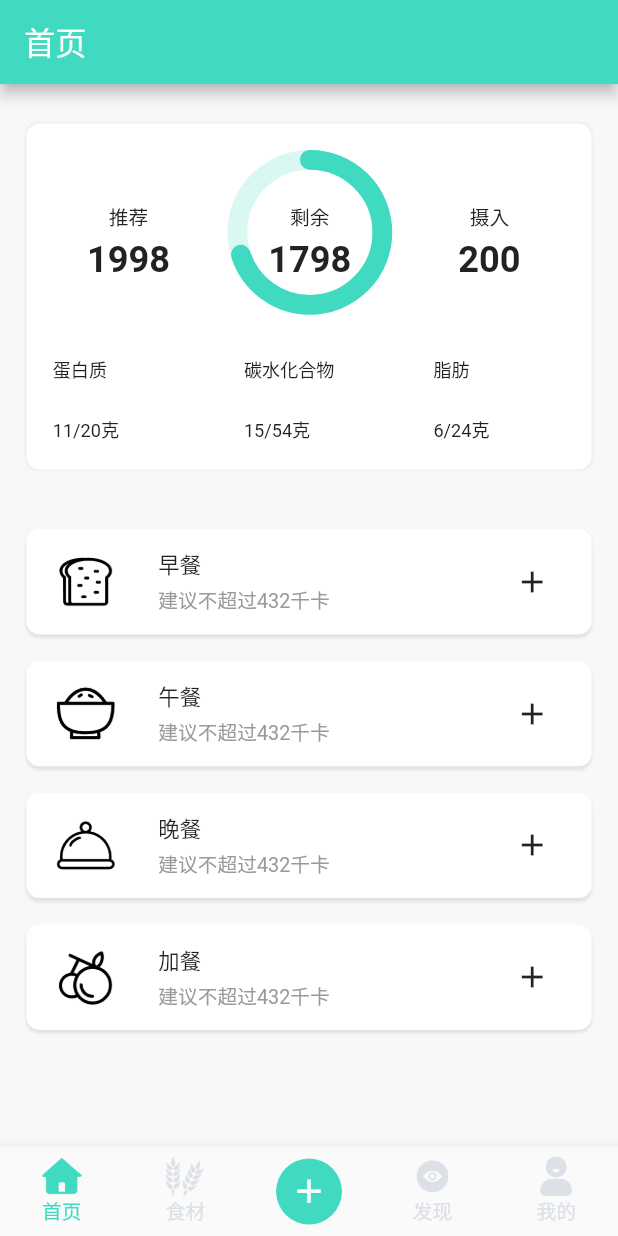
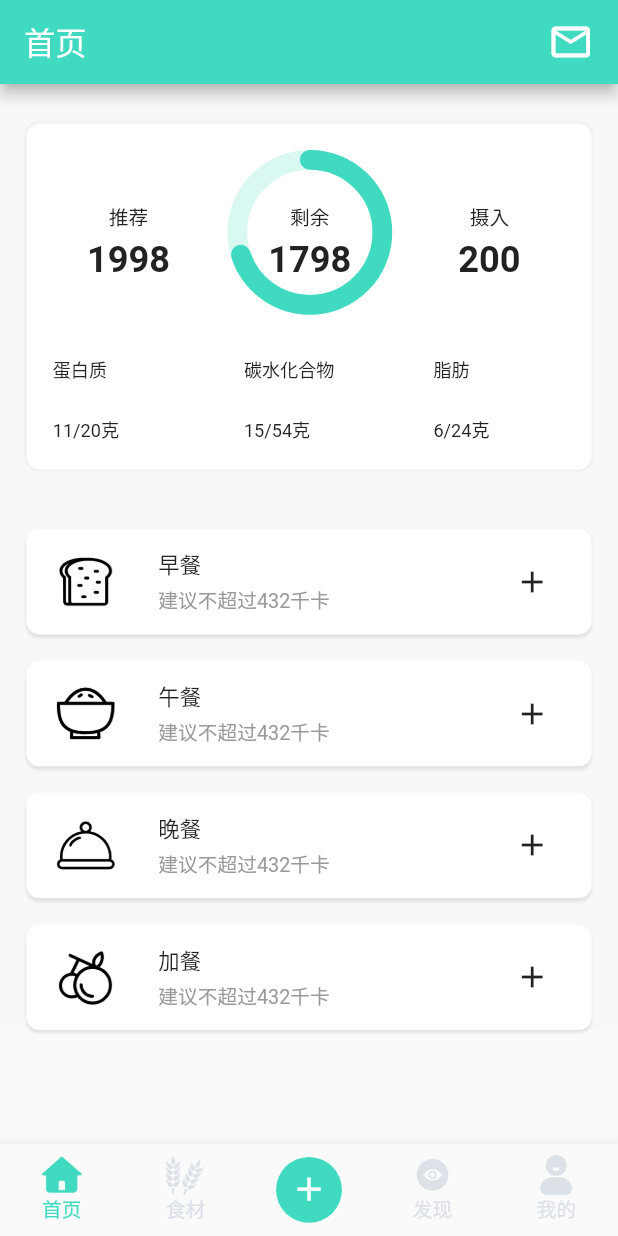
Before and after one commit to obulks/healthy-diet-housekeeper-app, a Flutter app: the screen it shows after launch, on a phone screen of 412 x 824 dp. Run offline on Flutter 3.47's test engine with Material 2 defaults, Android fonts, the phone set to English and light mode, and no system bars; drawn by our look-alikes of percent_indicator; our stand-ins replace cached_network_image, flutter_spinkit.

```diff
--- a/lib/routes/app_home_screen.dart
+++ b/lib/routes/app_home_screen.dart
@@ -9,6 +9,7 @@ import '../common/int_extension.dart';
 import '../common/double_extension.dart';
 import 'dart:math' as math;
 
+
 class AppHomeScreen extends StatefulWidget {
   @override
   _AppHomeScreenState createState() => _AppHomeScreenState();
@@ -16,29 +17,31 @@ class AppHomeScreen extends StatefulWidget {
 
 class _AppHomeScreenState extends State<AppHomeScreen> {
   int _tabIndex = 0;
-  var tabImages;
-  var appBarTitles = ['首页', '食材', '', '发现', '我的'];
+  var _tabImages;
+  var _appBarTitles = ['首页', '食材', '', '发现', '我的'];
   var _pageList;
   final _bottomSheetScaffoldKey = GlobalKey<ScaffoldState>();
+  final _bottomNavigationBarKey = GlobalKey();
   /*
    * 根据选择获得对应的normal或是press的img
    */
+
   Image getTabIcon(int curIndex) {
     if (curIndex == _tabIndex) {
-      return tabImages[curIndex][1];
+      return _tabImages[curIndex][1];
     }
-    return tabImages[curIndex][0];
+    return _tabImages[curIndex][0];
   }
 
   /*
    * 根据image路径获取图片
    */
   Image getTabImage(path) {
-    return new Image.asset(path, width: 24.px, height: 24.px);
+    return Image.asset(path, width: 24.px, height: 24.px);
   }
 
   void initData() {
-    tabImages = [
+    _tabImages = [
       [
         getTabImage('assets/icons/tab1.png'),
         getTabImage('assets/icons/tab1s.png'),
@@ -64,11 +67,11 @@ class _AppHomeScreenState extends State<AppHomeScreen> {
      * 5个子界面
      */
     _pageList = [
-      new HomePage(),
-      new FoodPage(),
-      new Container(),
-      new FindPage(),
-      new MyPage(),
+      HomePage(),
+      FoodPage(),
+      Container(),
+      FindPage(),
+      MyPage(),
     ];
   }
 
@@ -76,13 +79,26 @@ class _AppHomeScreenState extends State<AppHomeScreen> {
       _CenterDockedFloatingActionButtonLocation();
 
   @override
+  void initState() {
+    super.initState();
+    // WidgetsBinding.instance.addPostFrameCallback((_) => _buildDoneCallback());
+  }
+
+  // _buildDoneCallback() {
+  // }
+
+  @override
   Widget build(BuildContext context) {
     SizeFit.initialize(context);
     initData();
+    // _bottomNavigationBarHeight = _bottomNavigationBarKey.currentContext.size.height;
     return Scaffold(
       key: _bottomSheetScaffoldKey,
       body: _pageList[_tabIndex],
-      bottomNavigationBar: new BottomNavigationBar(
+      bottomNavigationBar: SizedBox(
+        height: 56.px,
+        child: BottomNavigationBar(
+          key: _bottomNavigationBarKey,
           currentIndex: _tabIndex,
           type: BottomNavigationBarType.fixed,
           selectedFontSize: 12.px,
@@ -90,15 +106,15 @@ class _AppHomeScreenState extends State<AppHomeScreen> {
           selectedItemColor: Theme.of(context).primaryColor,
           unselectedItemColor: Color(0xffDCE0E7),
           items: [
-          new BottomNavigationBarItem(
-              icon: getTabIcon(0), label: '${appBarTitles[0]}'),
-          new BottomNavigationBarItem(
-              icon: getTabIcon(1), label: '${appBarTitles[1]}'),
-          new BottomNavigationBarItem(icon: Icon(Icons.add), label: ''),
-          new BottomNavigationBarItem(
-              icon: getTabIcon(3), label: '${appBarTitles[3]}'),
-          new BottomNavigationBarItem(
-              icon: getTabIcon(4), label: '${appBarTitles[4]}'),
+            BottomNavigationBarItem(
+                icon: getTabIcon(0), label: '${_appBarTitles[0]}'),
+            BottomNavigationBarItem(
+                icon: getTabIcon(1), label: '${_appBarTitles[1]}'),
+            BottomNavigationBarItem(icon: Icon(Icons.add), label: ''),
+            BottomNavigationBarItem(
+                icon: getTabIcon(3), label: '${_appBarTitles[3]}'),
+            BottomNavigationBarItem(
+                icon: getTabIcon(4), label: '${_appBarTitles[4]}'),
           ],
           onTap: (index) {
             if (index != 2) {
@@ -107,6 +123,7 @@ class _AppHomeScreenState extends State<AppHomeScreen> {
               });
             }
           },
+        ),
       ),
       floatingActionButton: Container(
         width: 40.px,
@@ -131,7 +148,7 @@ class _AppHomeScreenState extends State<AppHomeScreen> {
       barrierColor: Colors.transparent,
     );
     if (option != null) {
-      switch(option) {
+      switch (option) {
         case 0:
           print('记饮食');
           break;
@@ -158,7 +175,7 @@ class _CenterDockedFloatingActionButtonLocation
         2.0;
     final double fabY = (scaffoldGeometry.scaffoldSize.height -
             scaffoldGeometry.floatingActionButtonSize.height) -
-        7.px;
+        8.px;
     // 返回要设置的坐标
     return Offset(fabX, fabY);
   }
--- a/lib/routes/food_page.dart
+++ b/lib/routes/food_page.dart
@@ -42,6 +42,7 @@ class _FoodPageState extends State<FoodPage> {
         ],
       ),
       body: SingleChildScrollView(
+        physics: BouncingScrollPhysics(),
         child: Container(
           child: Column(
             children: <Widget>[
--- a/lib/routes/home_page.dart
+++ b/lib/routes/home_page.dart
@@ -37,23 +37,25 @@ class _HomePageState extends State<HomePage> {
             fontSize: 19.px,
           ),
         ),
-        // actions: [
-        //   Padding(
-        //     padding: EdgeInsets.only(right: 16),
-        //     child: GestureDetector(
-        //       child: Icon(
-        //         Icons.search,
-        //         size: 32.px,
-        //         color: Colors.white,
-        //       ),
-        //       onTap: () {
-        //         print('tap');
-        //       },
-        //     ),
-        //   ),
-        // ],
+        actions: [
+          Padding(
+            padding: EdgeInsets.only(right: 16),
+            child: GestureDetector(
+              child: Icon(
+                Icons.email_outlined,
+                size: 28.px,
+                color: Colors.white,
               ),
-      body: Container(
+              onTap: () {
+                print('tap');
+              },
+            ),
+          ),
+        ],
+      ),
+      body: SingleChildScrollView(
+        physics: BouncingScrollPhysics(),
+        child: Container(
           color: Color(0xffF7F8F9),
           child: Column(
             children: [
@@ -167,21 +169,24 @@ class _HomePageState extends State<HomePage> {
                 onTap: () {
                   print('早餐');
                 },
-            ),RecordFoodButton(
+              ),
+              RecordFoodButton(
                 icon: buttonIcons[1],
                 title: '午餐',
                 subTitle: '建议不超过432千卡',
                 onTap: () {
                   print('午餐');
                 },
-            ),RecordFoodButton(
+              ),
+              RecordFoodButton(
                 icon: buttonIcons[2],
                 title: '晚餐',
                 subTitle: '建议不超过432千卡',
                 onTap: () {
                   print('晚餐');
                 },
-            ),RecordFoodButton(
+              ),
+              RecordFoodButton(
                 icon: buttonIcons[3],
                 title: '加餐',
                 subTitle: '建议不超过432千卡',
@@ -189,7 +194,9 @@ class _HomePageState extends State<HomePage> {
                   print('加餐');
                 },
               ),
+              // SizedBox(height: 100.px,)
             ],
+          ),
         ),
       ), // 构建主页面
     );
--- a/lib/routes/login_page.dart
+++ b/lib/routes/login_page.dart
@@ -107,7 +107,7 @@ class _LoginPageState extends State<LoginPage> {
                           suffixIcon: LoginFormAuthCodeButton(
                             onTapCallback: () {
                               // 点击获取验证码后要执行的回调
-                              print('tap');
+                              print('get auth code');
                             },
                           ),
                         ),
--- a/pubspec.yaml
+++ b/pubspec.yaml
@@ -19,6 +19,8 @@ dependencies:
   provider: ^4.3.2+2
   device_info: ^1.0.0
   percent_indicator: ^2.1.8
+  flutter_spinkit: "^4.0.0"
+  cached_network_image: ^2.3.3
 
 dev_dependencies:
   flutter_test:
```
Also changed, not shown: lib/main.dart (+4 -3 lines), lib/routes/find_page.dart (+104 -1 lines), lib/routes/find_recommend_page.dart (added, +152 -0 lines), lib/routes/me_page.dart (+12 -2 lines), lib/widgets/login_form_authcode_button.dart (+8 -0 lines), pubspec.lock. Lines whose indentation alone changed are shown as unchanged.
